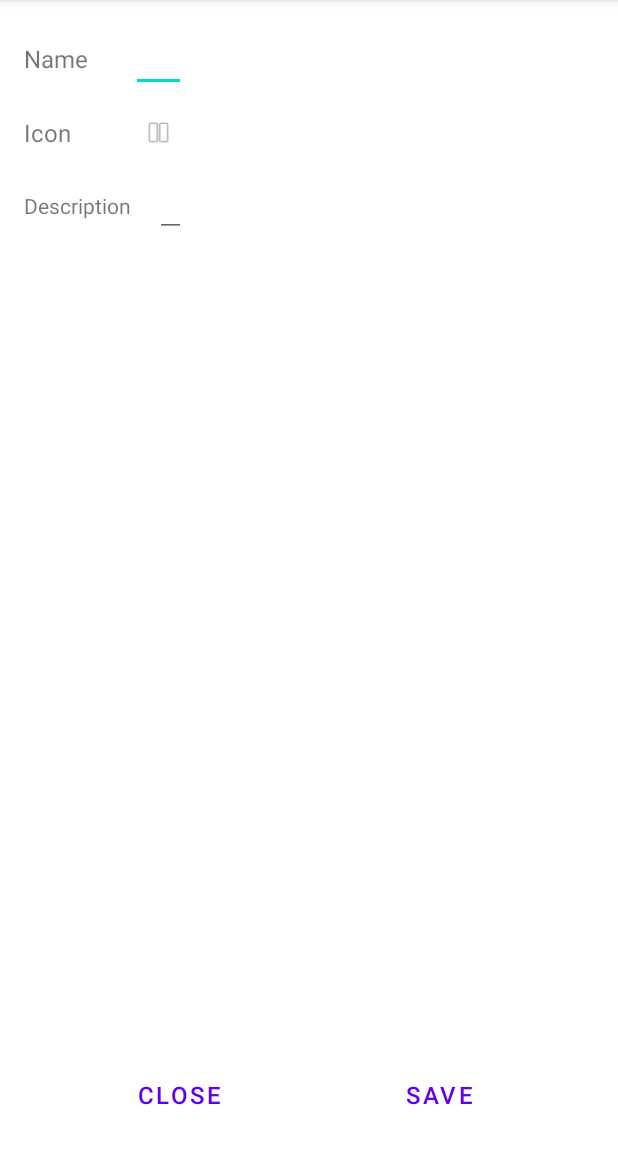
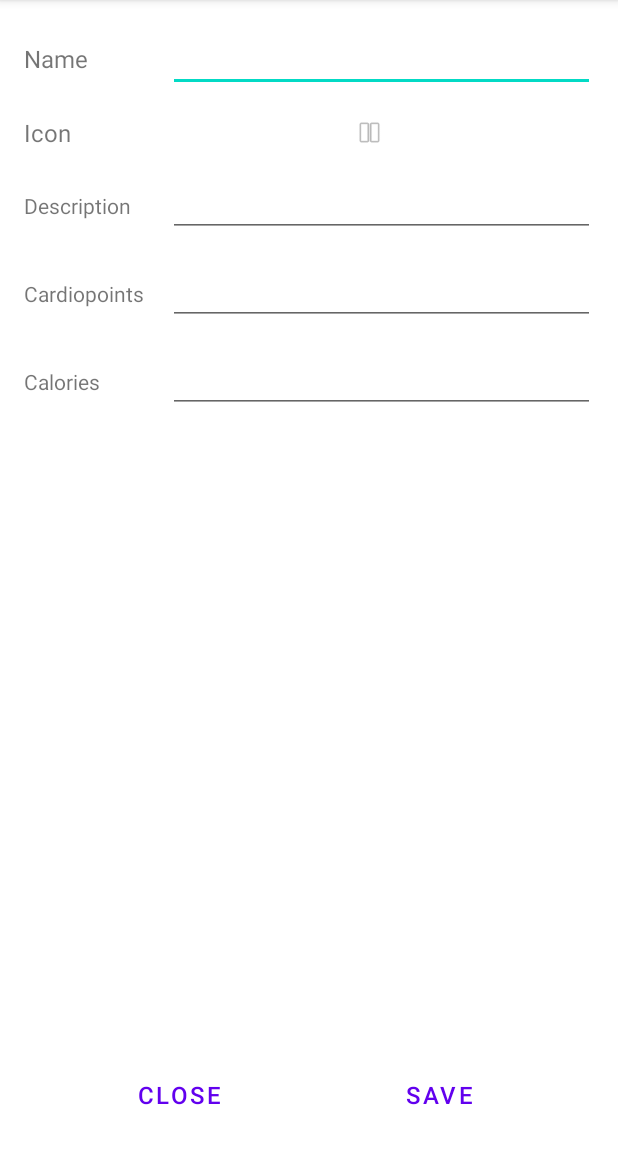
Before and after one commit to aschi2403/TSIY, an Android app: the AddEditActivity screen opened directly, with no data from a screen before it, on a phone screen of 412 x 824 dp, the part 81-1236 px from its top. Run offline under Robolectric (Android 15) with nearby library versions, the phone set to English and light mode, and no system bars; our stand-ins replace Room's generated code; 1 statement that could not run was skipped.

```diff
--- a/Android/app/src/main/java/aschi2403/tsiy/ActivitiesViewChooseAdapter.kt
+++ b/Android/app/src/main/java/aschi2403/tsiy/ActivitiesViewChooseAdapter.kt
@@ -9,6 +9,7 @@ import android.widget.ImageView
 import android.widget.TextView
 import androidx.recyclerview.widget.RecyclerView
 import aschi2403.tsiy.model.ActivityType
+import aschi2403.tsiy.repository.WorkoutRepo
 import aschi2403.tsiy.screens.WorkoutScreen
 import com.google.android.material.card.MaterialCardView
 
@@ -43,7 +44,8 @@ class ActivitiesViewChooseAdapter(private var data: List<ActivityType>?, private
             holder.name.text = data!![position].name
             holder.cv.setOnClickListener { view: View ->
                 val intent = Intent(view.context, WorkoutScreen::class.java)
-                intent.putExtra("id", data!![position].id)
+
+                intent.putExtra("activityTypeId", data!![position].id)
                 intent.putExtra("name", data!![position].name)
                 intent.putExtra("type", data!![position].powerActivity)
                 context.startActivity(intent)
--- /dev/null
+++ b/Android/app/src/main/java/aschi2403/tsiy/db/SetEntryDao.kt
@@ -0,0 +1,19 @@
+package aschi2403.tsiy.db
+
+import androidx.room.*
+import aschi2403.tsiy.model.SetEntry
+
+@Dao
+interface SetEntryDao {
+    @Query("SELECT * FROM SetEntry WHERE id = :powerActivityId")
+    fun getSetEntriesByPowerActivityId(powerActivityId: Long): List<SetEntry>
+
+    @Insert(onConflict = OnConflictStrategy.IGNORE)
+    fun insertSetEntry(setEntry: SetEntry): Long
+
+    @Update(onConflict = OnConflictStrategy.REPLACE)
+    fun updateSetEntry(setEntry: SetEntry)
+
+    @Delete
+    fun deleteSetEntry(setEntry: SetEntry)
+}
--- a/Android/app/src/main/java/aschi2403/tsiy/db/WorkoutDatabase.kt
+++ b/Android/app/src/main/java/aschi2403/tsiy/db/WorkoutDatabase.kt
@@ -11,8 +11,9 @@ import aschi2403.tsiy.model.*
         PowerActivity::class,
         ActivityType::class,
         GeneralActivity::class,
-        WeightEntry::class],
-    version = 4
+        WeightEntry::class,
+        SetEntry::class],
+    version = 5
 )
 abstract class WorkoutDatabase : RoomDatabase() {
     abstract fun powerActivityDao(): PowerActivityDao
@@ -20,6 +21,7 @@ abstract class WorkoutDatabase : RoomDatabase() {
     abstract fun activityTypeDao(): ActivityTypeDao
     abstract fun generalActivityDao(): GeneralActivityDao
     abstract fun weightEntryDao(): WeightEntryDao
+    abstract  fun setEntryDao(): SetEntryDao
 
     companion object {
         private var instance: WorkoutDatabase? = null
--- a/Android/app/src/main/java/aschi2403/tsiy/screens/AddEditActivity.kt
+++ b/Android/app/src/main/java/aschi2403/tsiy/screens/AddEditActivity.kt
@@ -1,14 +1,18 @@
 package aschi2403.tsiy.screens;
 
+import android.R.attr
+import android.content.Intent
 import android.os.Bundle
 import android.widget.Button
+import android.widget.ImageView
 import android.widget.Toast
 import androidx.appcompat.app.AppCompatActivity
-import androidx.room.util.StringUtil
 import aschi2403.tsiy.R
 import aschi2403.tsiy.model.ActivityType
 import aschi2403.tsiy.repository.WorkoutRepo
 import com.google.android.material.textfield.TextInputEditText
+import kotlinx.android.synthetic.main.home_cards.*
+
 
 class AddEditActivity : AppCompatActivity() {
     override fun onCreate(savedInstanceState: Bundle?) {
@@ -21,10 +25,14 @@ class AddEditActivity : AppCompatActivity() {
         val database = WorkoutRepo(this)
         var activity: ActivityType
 
-        //TODO: provide an input for cardio points and calories
-
         val activityName = findViewById<TextInputEditText>(R.id.activityType)
         val description = findViewById<TextInputEditText>(R.id.descriptionValue)
+
+        val cardioPoints = findViewById<TextInputEditText>(R.id.cardioPointsValue)
+        val calories = findViewById<TextInputEditText>(R.id.caloriesValue)
+
+        val icon = findViewById<ImageView>(R.id.icon)
+        icon.setOnClickListener { }
 
         if (!newActivity!! && idOfActivity != null) {
             activity = if (powerActivity!!) {
@@ -40,8 +48,8 @@ class AddEditActivity : AppCompatActivity() {
 
         findViewById<Button>(R.id.close).setOnClickListener { finish() }
         findViewById<Button>(R.id.save).setOnClickListener {
-            if (activityName.text.isNullOrEmpty()) {
-                Toast.makeText(this, "Please insert a name for the activity", Toast.LENGTH_LONG).show()
+            if (activityName.text.isNullOrEmpty() || calories.text.isNullOrEmpty() || cardioPoints.text.isNullOrEmpty()) {
+                Toast.makeText(this, "Please insert all data for the activity", Toast.LENGTH_LONG).show()
             } else {
                 activity = ActivityType(
                     idOfActivity,
@@ -50,8 +58,8 @@ class AddEditActivity : AppCompatActivity() {
                     "icon",
                     description.text.toString(),
                     powerActivity!!,
-                    10.0, //TODO: change
-                    10.0 //TODO: change
+                    calories.text.toString().toDouble(),
+                    cardioPoints.text.toString().toDouble()
                 )
                 if (!newActivity && idOfActivity != null) {
                     database.updateActivityType(activity)
@@ -63,4 +71,14 @@ class AddEditActivity : AppCompatActivity() {
             }
         }
     }
+
+    override fun onActivityResult(requestCode: Int, resultCode: Int, data: Intent?) {
+        if (requestCode == 1) {
+            if (attr.data == null) {
+                //Display an error
+                return
+            }
+            //       val inputStream: InputStream = this.baseContext.getContentResolver().openInputStream(attr.data.getData())
+        }
+    }
 }
--- a/Android/app/src/main/res/layout/choose_power_activity_type.xml
+++ b/Android/app/src/main/res/layout/choose_power_activity_type.xml
@@ -28,7 +28,7 @@
                 android:layout_weight="1"
                 android:text="@string/weight"/>
             <com.google.android.material.textfield.TextInputEditText
-                android:id="@+id/weight"
+                android:id="@+id/weightValue"
                 android:layout_width="wrap_content"
                 android:layout_height="wrap_content"
                 android:hint="@string/weight"
@@ -45,13 +45,13 @@
         </TableRow>
         <TableRow android:layout_width="match_parent" android:layout_height="match_parent">
             <TextView
-                android:id="@+id/repetitionLabel"
+                android:id="@+id/repetitionsLabel"
                 android:layout_width="wrap_content"
                 android:layout_height="wrap_content"
                 android:layout_weight="1"
                 android:text="@string/repetition"/>
             <com.google.android.material.textfield.TextInputEditText
-                android:id="@+id/repetition"
+                android:id="@+id/repetitionsValue"
                 android:layout_width="wrap_content"
                 android:layout_height="wrap_content"
                 android:hint="@string/repetition"
--- a/Android/app/src/main/res/layout/fragment_editnormalactivity.xml
+++ b/Android/app/src/main/res/layout/fragment_editnormalactivity.xml
@@ -22,6 +22,7 @@
                  android:layout_height="match_parent" android:layout_marginTop="70dp"
                  android:layout_marginStart="16dp">
 
+
         <TableRow android:layout_width="match_parent" android:layout_height="match_parent">
 
             <TextView android:id="@+id/nameLabel"
@@ -33,7 +34,10 @@
             <com.google.android.material.textfield.TextInputEditText
                 android:id="@+id/activityType"
                 android:layout_width="wrap_content"
-                android:layout_height="wrap_content"/>
+                android:layout_height="wrap_content"
+                android:layout_marginStart="16sp"
+                android:layout_weight="1"
+                android:layout_marginEnd="15dp"/>
         </TableRow>
 
         <TableRow android:layout_width="match_parent"
@@ -49,9 +53,10 @@
             <ImageView android:id="@+id/icon"
                        android:layout_width="fill_parent"
                        android:layout_height="fill_parent"
-                       android:src="@android:drawable/ic_media_pause"/>
+                       android:src="@android:drawable/ic_media_pause"
+                       android:layout_weight="1"
+                       android:layout_marginEnd="15dp"/>
         </TableRow>
-
         <TableRow android:layout_width="match_parent"
                   android:layout_height="match_parent"
                   android:layout_marginTop="16dp">
@@ -66,11 +71,52 @@
                 android:layout_width="wrap_content"
                 android:layout_height="wrap_content"
                 android:layout_marginStart="16sp"
-                android:textSize="16sp"/>
+                android:textSize="16sp"
+                android:layout_weight="1"
+                android:layout_marginEnd="15dp"/>
+
+        </TableRow>
+        <TableRow android:layout_width="match_parent"
+                  android:layout_height="match_parent"
+                  android:layout_marginTop="16dp">
+
+            <TextView android:id="@+id/cardioPointsLabel"
+                      android:layout_width="wrap_content"
+                      android:layout_height="wrap_content"
+                      android:text="@string/cardiopoints"/>
+
+            <com.google.android.material.textfield.TextInputEditText
+                android:id="@+id/cardioPointsValue"
+                android:layout_width="wrap_content"
+                android:layout_height="wrap_content"
+                android:layout_marginStart="16sp"
+                android:inputType="numberDecimal"
+                android:textSize="16sp"
+                android:layout_weight="1"
+                android:layout_marginEnd="15dp"/>
 
         </TableRow>
 
-        <TableRow android:layout_width="match_parent" android:layout_height="match_parent"/>
+        <TableRow android:layout_width="match_parent"
+                  android:layout_height="match_parent"
+                  android:layout_marginTop="16dp">
+
+            <TextView android:id="@+id/caloriesLabel"
+                      android:layout_width="wrap_content"
+                      android:layout_height="wrap_content"
+                      android:text="@string/calories"/>
+
+            <com.google.android.material.textfield.TextInputEditText
+                android:id="@+id/caloriesValue"
+                android:layout_width="wrap_content"
+                android:layout_height="wrap_content"
+                android:layout_marginStart="16sp"
+                android:inputType="numberDecimal"
+                android:textSize="16sp"
+                android:layout_weight="1"
+                android:layout_marginEnd="15dp"/>
+
+        </TableRow>
     </TableLayout>
 
     <RelativeLayout android:layout_width="match_parent" android:layout_height="wrap_content"
--- a/Android/app/src/main/res/layout/fragment_settings.xml
+++ b/Android/app/src/main/res/layout/fragment_settings.xml
@@ -25,6 +25,12 @@
                 android:layout_marginStart="16dp"
                 android:text="30"
                 android:textSize="16sp"/>
+            <Spinner
+                android:id="@+id/time"
+                android:layout_width="0dp"
+                android:layout_height="wrap_content"
+                android:layout_weight="1"
+                android:entries="@array/time"/>
         </LinearLayout>
 
         <Button
--- a/Android/app/src/main/res/layout/home_cards.xml
+++ b/Android/app/src/main/res/layout/home_cards.xml
@@ -78,7 +78,7 @@
                 android:orientation="horizontal">
 
                 <TextView
-                    android:id="@+id/cardioPointsLabel"
+                    android:id="@+id/caloriesLabel"
                     android:layout_width="wrap_content"
                     android:layout_height="wrap_content"
                     android:text="@string/cardiopoints"
--- a/Android/app/src/main/res/values/strings.xml
+++ b/Android/app/src/main/res/values/strings.xml
@@ -9,8 +9,8 @@
 
     <string name="hello_first_fragment">Hello first fragment</string>
     <string name="hello_second_fragment">Hello second fragment. Arg: %1$s</string>
-    <string name="cardiopoints">cardiopoints</string>
-    <string name="calories">calories</string>
+    <string name="cardiopoints">Cardiopoints</string>
+    <string name="calories">Calories</string>
     <string name="time">time</string>
     <string name="statistics">statistics</string>
     <string name="home">home</string>
@@ -22,6 +22,11 @@
     <string name="repetition">Repetition</string>
     <string name="kg">Kg</string>
     <string name="continueLabel">Continue</string>
+
+    <string-array name="time">
+        <item>Minutes</item>
+        <item>Seconds</item>
+    </string-array>
 
     <!-- TODO: Remove or change this placeholder text -->
     <string name="hello_blank_fragment">Hello blank fragment</string>
```
Also changed, not shown: Android/app/src/main/java/aschi2403/tsiy/HomeListAdapter.kt (+15 -3 lines), Android/app/src/main/java/aschi2403/tsiy/model/GeneralActivity.kt (+4 -5 lines), Android/app/src/main/java/aschi2403/tsiy/model/PowerActivity.kt (+9 -13 lines), Android/app/src/main/java/aschi2403/tsiy/model/SetEntry.kt (added, +50 -0 lines), Android/app/src/main/java/aschi2403/tsiy/repository/WorkoutRepo.kt (+30 -3 lines), Android/app/src/main/java/aschi2403/tsiy/screens/ChoosePowerActivityType.kt (+19 -2 lines), Android/app/src/main/java/aschi2403/tsiy/screens/WorkoutScreen.kt (+46 -16 lines).
